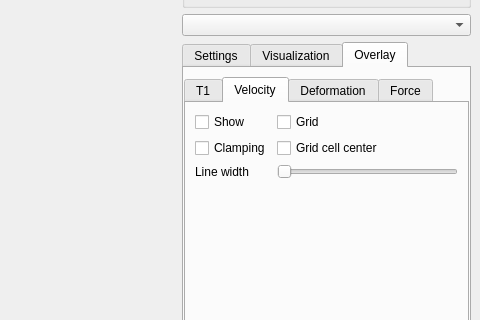
The window that MainWindow.ui (danlipsa/foamvis) describes before a commit, drawn with Qt 5; both pictures show x 563 to 1043 and y 149 to 469 of the 1043 by 596 pixel window.
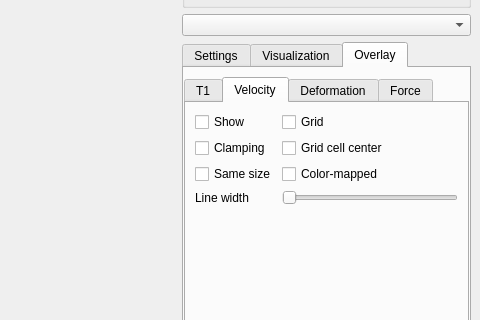
The same window after the commit. The open tabs and pages were chosen to show the change. Custom widgets are drawn as their Qt base class.

```diff
--- a/MainWindow.ui
+++ b/MainWindow.ui
@@ -2050,14 +2050,14 @@
                  </property>
                 </widget>
                </item>
-               <item row="2" column="0">
+               <item row="3" column="0">
                 <widget class="QLabel" name="label_33">
                  <property name="text">
                   <string>Line width</string>
                  </property>
                 </widget>
                </item>
-               <item row="2" column="1">
+               <item row="3" column="1">
                 <widget class="QSlider" name="horizontalSliderVelocityLineWidth">
                  <property name="value">
                   <number>0</number>
@@ -2067,6 +2067,20 @@
                  </property>
                 </widget>
                </item>
+               <item row="2" column="0">
+                <widget class="QCheckBox" name="checkBoxVelocitySameSize">
+                 <property name="text">
+                  <string>Same size</string>
+                 </property>
+                </widget>
+               </item>
+               <item row="2" column="1">
+                <widget class="QCheckBox" name="checkBoxVelocityColorMapped">
+                 <property name="text">
+                  <string>Color-mapped</string>
+                 </property>
+                </widget>
+               </item>
               </layout>
              </widget>
              <widget class="QWidget" name="tabDeformation">
```
Left out of the diff: 342 changed lines with no effect on the pictures.
